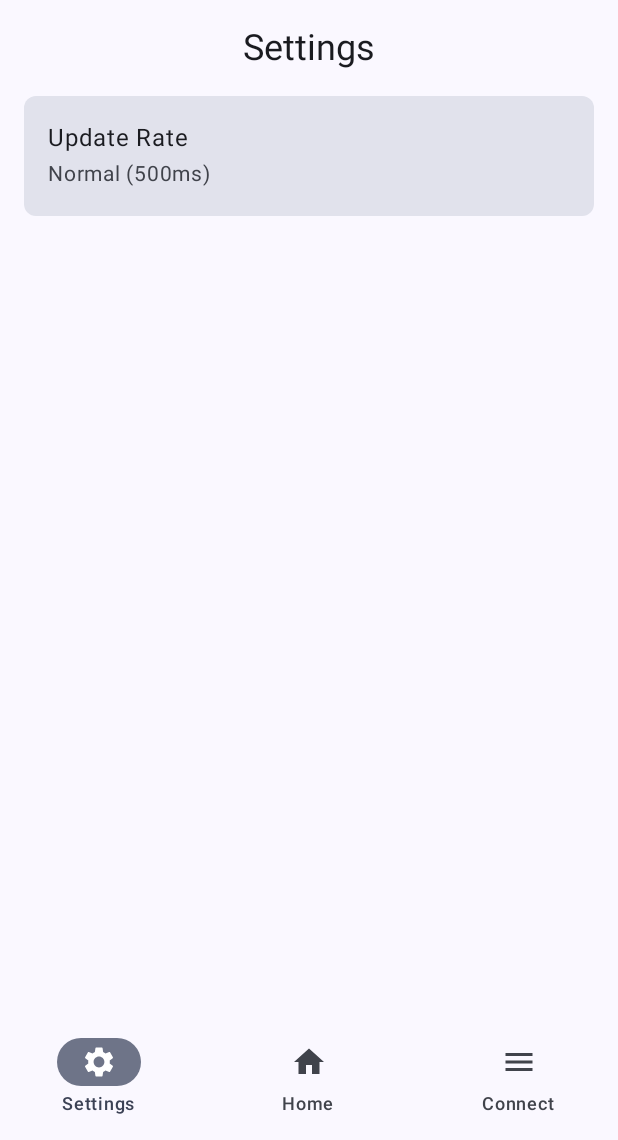
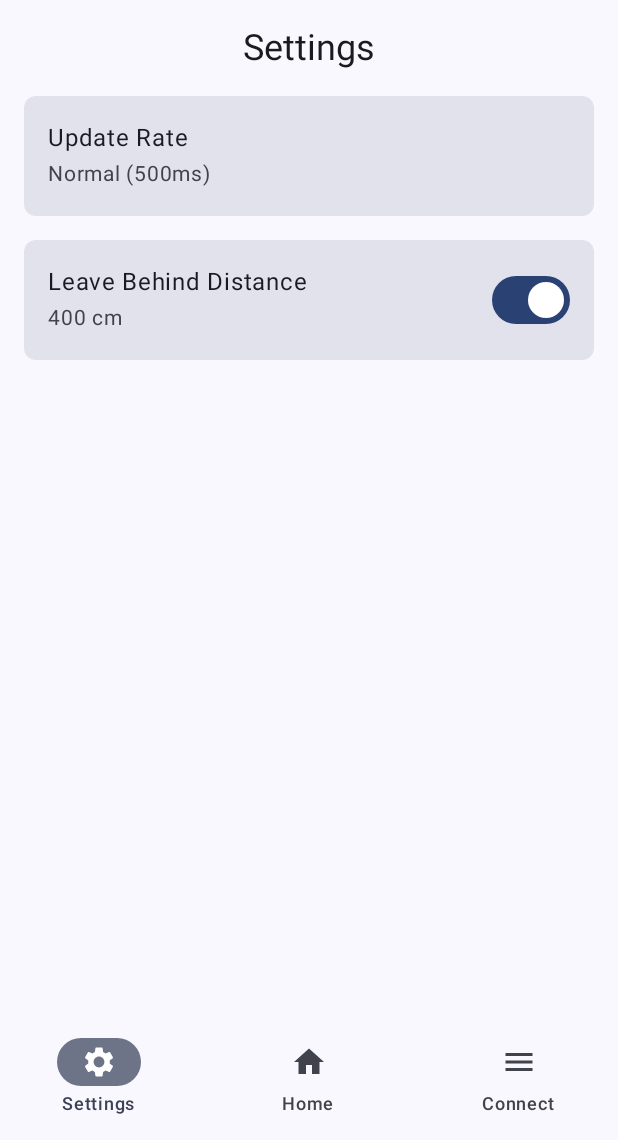
Before and after one commit to Sinis16/AtlasApp, an Android app built with Jetpack Compose: the SettingsScreen screen opened through its navigation route, on a phone screen of 412 x 824 dp, the part 96-1236 px from its top. Run offline under Robolectric (Android 15) with nearby library versions, the phone set to English and light mode, and no system bars.

Commit message:
Setting Distancia desconexion realizado

```diff
--- a/app/src/main/java/com/example/atlas/MainActivity.kt
+++ b/app/src/main/java/com/example/atlas/MainActivity.kt
@@ -166,7 +166,6 @@ class MainActivity : ComponentActivity() {
                         enqueueGattOperation {
                             gatt.discoverServices()
                         }
-                        // Start reconnection cycle if no distance
                         if (!hasValidDistance(address, deviceData, tagDataMap)) {
                             startReconnectionCycle(address, gattConnections, connectionStates, deviceData, tagDataMap, this)
                         }
@@ -543,7 +542,6 @@ class MainActivity : ComponentActivity() {
         }
     }
 
-    // Class-level state variables to hold Compose state
     private lateinit var connectionStates: SnapshotStateMap<String, String>
     private lateinit var deviceData: SnapshotStateMap<String, Map<String, String>>
     private lateinit var tagDataMap: SnapshotStateMap<String, TagData>
@@ -570,7 +568,28 @@ class MainActivity : ComponentActivity() {
                 lastReadRequestTimes = remember { mutableMapOf<String, Long>() }
                 val updateRate = remember { mutableStateOf(500L) }
                 savedDeviceAddress = remember { mutableStateOf(getSharedPreferences("AtlasPrefs", Context.MODE_PRIVATE).getString("connectedDevice", null)) }
+                val leaveBehindDistance = remember {
+                    mutableStateOf(
+                        getSharedPreferences("AtlasPrefs", Context.MODE_PRIVATE)
+                            .getLong("leaveBehindDistance", 400L)
+                    )
+                }
+                val isLeaveBehindEnabled = remember {
+                    mutableStateOf(
+                        getSharedPreferences("AtlasPrefs", Context.MODE_PRIVATE)
+                            .getBoolean("isLeaveBehindEnabled", true)
+                    )
+                }
                 val context = LocalContext.current
+
+                // Save leaveBehindDistance and isLeaveBehindEnabled to SharedPreferences
+                LaunchedEffect(leaveBehindDistance.value, isLeaveBehindEnabled.value) {
+                    getSharedPreferences("AtlasPrefs", Context.MODE_PRIVATE)
+                        .edit()
+                        .putLong("leaveBehindDistance", leaveBehindDistance.value)
+                        .putBoolean("isLeaveBehindEnabled", isLeaveBehindEnabled.value)
+                        .apply()
+                }
 
                 val bleScanManager = remember {
                     BleScanManager(btManager, 5000, scanCallback = BleScanCallback({
@@ -660,6 +679,8 @@ class MainActivity : ComponentActivity() {
                             lastReadRequestTimes = lastReadRequestTimes,
                             updateRate = updateRate,
                             tagDataMap = tagDataMap,
+                            leaveBehindDistance = leaveBehindDistance,
+                            isLeaveBehindEnabled = isLeaveBehindEnabled,
                             onConnect = { address ->
                                 if (ActivityCompat.checkSelfPermission(
                                         this@MainActivity,
--- a/app/src/main/java/com/example/atlas/navigation/Navigation.kt
+++ b/app/src/main/java/com/example/atlas/navigation/Navigation.kt
@@ -40,6 +40,8 @@ fun AppNavHost(
     lastReadRequestTimes: MutableMap<String, Long>,
     updateRate: MutableState<Long>,
     tagDataMap: SnapshotStateMap<String, TagData>,
+    leaveBehindDistance: MutableState<Long>,
+    isLeaveBehindEnabled: MutableState<Boolean>,
     onConnect: (String) -> Unit,
     onDisconnect: (String) -> Unit
 ) {
@@ -61,7 +63,9 @@ fun AppNavHost(
                 context = context,
                 lastReadRequestTimes = lastReadRequestTimes,
                 updateRate = updateRate,
-                tagDataMap = tagDataMap
+                tagDataMap = tagDataMap,
+                leaveBehindDistance = leaveBehindDistance,
+                isLeaveBehindEnabled = isLeaveBehindEnabled
             )
         }
         composable("connection") {
@@ -82,7 +86,9 @@ fun AppNavHost(
         composable("settings") {
             SettingsScreen(
                 navController = navController,
-                updateRate = updateRate
+                updateRate = updateRate,
+                leaveBehindDistance = leaveBehindDistance,
+                isLeaveBehindEnabled = isLeaveBehindEnabled
             )
         }
         composable(
--- a/app/src/main/java/com/example/atlas/ui/screens/SettingsScreen.kt
+++ b/app/src/main/java/com/example/atlas/ui/screens/SettingsScreen.kt
@@ -5,8 +5,7 @@ import androidx.compose.foundation.clickable
 import androidx.compose.foundation.layout.*
 import androidx.compose.foundation.lazy.LazyColumn
 import androidx.compose.foundation.shape.RoundedCornerShape
-import androidx.compose.material3.MaterialTheme
-import androidx.compose.material3.Text
+import androidx.compose.material3.*
 import androidx.compose.runtime.*
 import androidx.compose.ui.Alignment
 import androidx.compose.ui.Modifier
@@ -17,7 +16,9 @@ import androidx.navigation.NavHostController
 @Composable
 fun SettingsScreen(
     navController: NavHostController,
-    updateRate: MutableState<Long>, // Pass update rate state
+    updateRate: MutableState<Long>,
+    leaveBehindDistance: MutableState<Long>,
+    isLeaveBehindEnabled: MutableState<Boolean>
 ) {
     Column(
         modifier = Modifier
@@ -38,6 +39,7 @@ fun SettingsScreen(
         ) {
             item {
                 UpdateRateSetting(updateRate)
+                LeaveBehindDistanceSetting(leaveBehindDistance, isLeaveBehindEnabled)
             }
         }
     }
@@ -86,3 +88,86 @@ fun UpdateRateSetting(updateRate: MutableState<Long>) {
         }
     }
 }
+
+@Composable
+fun LeaveBehindDistanceSetting(
+    leaveBehindDistance: MutableState<Long>,
+    isLeaveBehindEnabled: MutableState<Boolean>
+) {
+    var expanded by remember { mutableStateOf(false) }
+    val distanceOptions = (100..1000 step 50).toList() // List<Int>
+    val currentDistance = if (isLeaveBehindEnabled.value) {
+        leaveBehindDistance.value
+    } else {
+        100000L // Effectively disables notifications
+    }
+    val currentLabel = if (isLeaveBehindEnabled.value) {
+        "${leaveBehindDistance.value} cm"
+    } else {
+        "Disabled"
+    }
+
+    Column(
+        modifier = Modifier
+            .fillMaxWidth()
+            .padding(vertical = 8.dp)
+            .background(
+                color = MaterialTheme.colorScheme.surfaceVariant,
+                shape = RoundedCornerShape(8.dp)
+            )
+            .padding(16.dp)
+    ) {
+        Row(
+            modifier = Modifier.fillMaxWidth(),
+            horizontalArrangement = Arrangement.SpaceBetween,
+            verticalAlignment = Alignment.CenterVertically
+        ) {
+            Column(
+                modifier = Modifier
+                    .weight(1f)
+                    .clickable { expanded = !expanded }
+            ) {
+                Text(text = "Leave Behind Distance", fontSize = 16.sp)
+                Text(
+                    text = currentLabel,
+                    fontSize = 14.sp,
+                    color = MaterialTheme.colorScheme.onSurfaceVariant
+                )
+            }
+            Switch(
+                checked = isLeaveBehindEnabled.value,
+                onCheckedChange = { enabled ->
+                    isLeaveBehindEnabled.value = enabled
+                    if (!enabled) {
+                        leaveBehindDistance.value = 100000L
+                    } else if (leaveBehindDistance.value == 100000L) {
+                        leaveBehindDistance.value = 400L // Default when enabled
+                    }
+                }
+            )
+        }
+        if (expanded && isLeaveBehindEnabled.value) {
+            Spacer(modifier = Modifier.height(8.dp))
+            LazyColumn(
+                modifier = Modifier
+                    .fillMaxWidth()
+                    .heightIn(max = 200.dp)
+            ) {
+                items(count = distanceOptions.size) { index ->
+                    val distance = distanceOptions[index]
+                    Text(
+                        text = "$distance cm",
+                        fontSize = 14.sp,
+                        modifier = Modifier
+                            .fillMaxWidth()
+                            .padding(vertical = 4.dp)
+                            .clickable {
+                                leaveBehindDistance.value = distance.toLong()
+                                expanded = false
+                            }
+                    )
+                }
+            }
+        }
+    }
+}
```
Also changed, not shown: app/src/main/java/com/example/atlas/ui/screens/HomeScreen.kt (+11 -8 lines).
